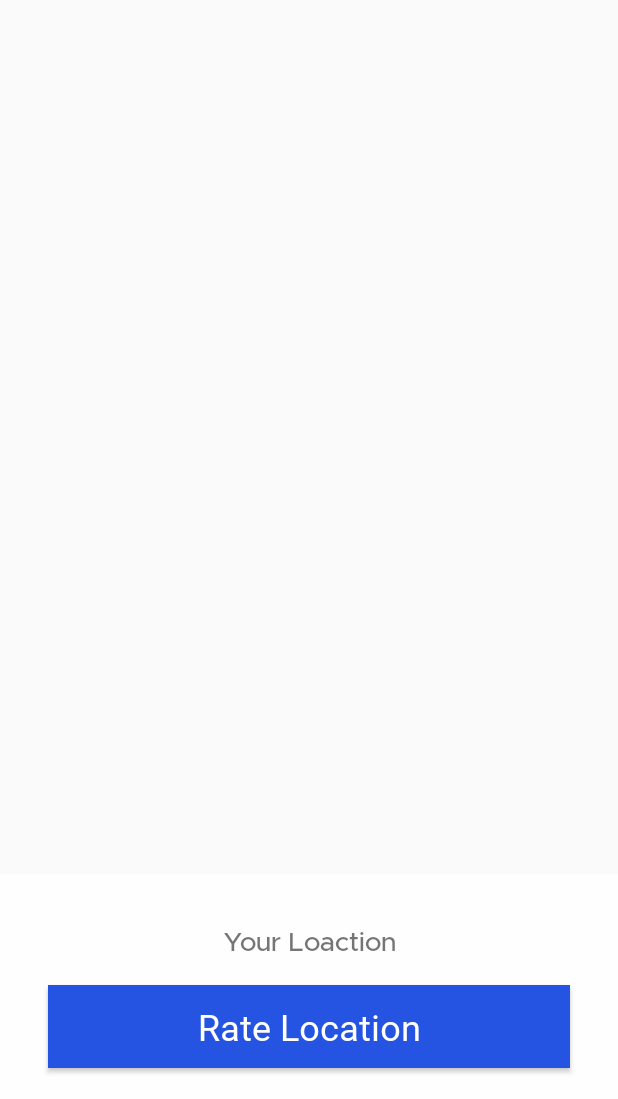
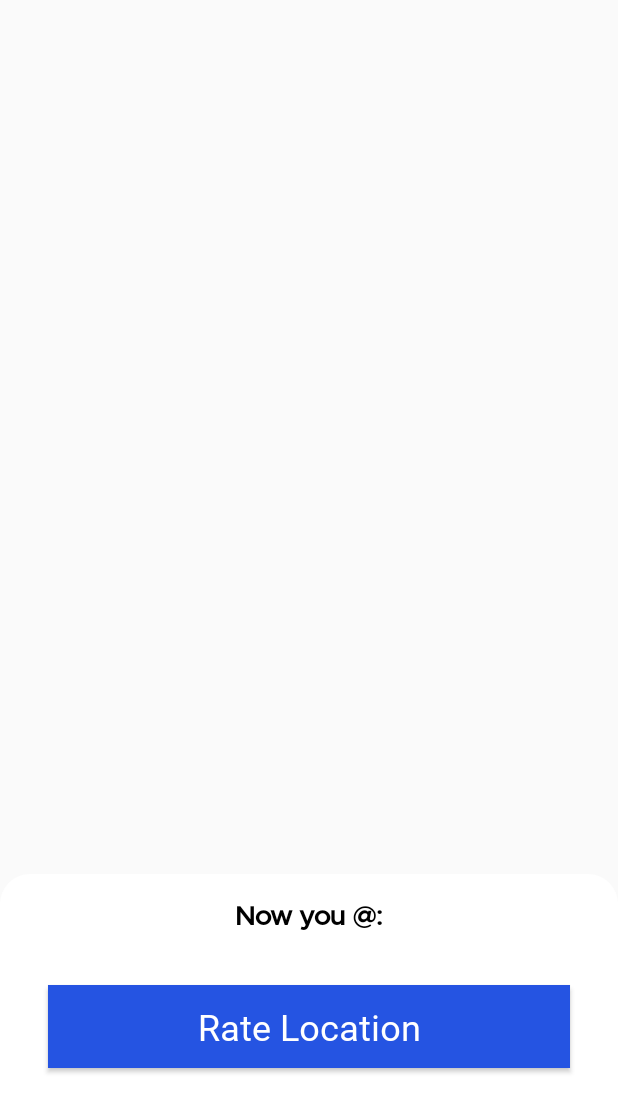
Before and after one commit to prabakarviji/RateSpot, an Android app: the screen it shows after launch once a user with an empty profile is signed in (MapsActivity), on a phone screen of 412 x 824 dp, the part 137-1236 px from its top. Run offline under Robolectric (Android 15) with nearby library versions, the phone set to English and light mode, and no system bars; our stand-ins replace Firebase (no records; nobody signed in at launch, a user with empty details on screens opened directly), data binding.

Commit message:
UI: Text and button changes

```diff
--- a/app/src/main/res/layout/activity_maps.xml
+++ b/app/src/main/res/layout/activity_maps.xml
@@ -1,7 +1,9 @@
 <?xml version="1.0" encoding="utf-8"?>
-<androidx.constraintlayout.widget.ConstraintLayout xmlns:android="http://schemas.android.com/apk/res/android"
+<layout
+    xmlns:android="http://schemas.android.com/apk/res/android"
     xmlns:app="http://schemas.android.com/apk/res-auto"
-    xmlns:tools="http://schemas.android.com/tools"
+    xmlns:tools="http://schemas.android.com/tools">
+<androidx.constraintlayout.widget.ConstraintLayout
     android:layout_width="match_parent"
     android:layout_height="match_parent"
     tools:context=".MapsActivity'">
@@ -55,13 +57,13 @@
         android:id="@+id/view3"
         android:layout_width="match_parent"
         android:layout_height="150dp"
-        android:background="#FEFEFE"
+        android:background="@drawable/round"
         app:layout_constraintBottom_toBottomOf="parent"
         app:layout_constraintEnd_toEndOf="parent"
         app:layout_constraintStart_toStartOf="parent" />
 
     <Button
-        android:id="@+id/button"
+        android:id="@+id/rateButton"
         style="@android:style/Widget.Holo.Button.Borderless"
         android:layout_width="0dp"
         android:layout_height="wrap_content"
@@ -80,16 +82,19 @@
         app:layout_constraintVertical_bias="0.78" />
 
     <TextView
-        android:id="@+id/textView2"
+        android:id="@+id/locationText"
         android:layout_width="wrap_content"
         android:layout_height="wrap_content"
         android:layout_marginTop="16dp"
         android:fontFamily="@font/metropolis_medium"
-        android:text="Your Loaction"
+        android:text="Now you @:"
+        android:textColor="@android:color/black"
         android:textSize="18sp"
+        android:textStyle="bold"
         app:layout_constraintBottom_toTopOf="@+id/button"
         app:layout_constraintEnd_toEndOf="parent"
         app:layout_constraintStart_toStartOf="parent"
         app:layout_constraintTop_toTopOf="@+id/view3" />
 
 </androidx.constraintlayout.widget.ConstraintLayout>
+</layout>
```
